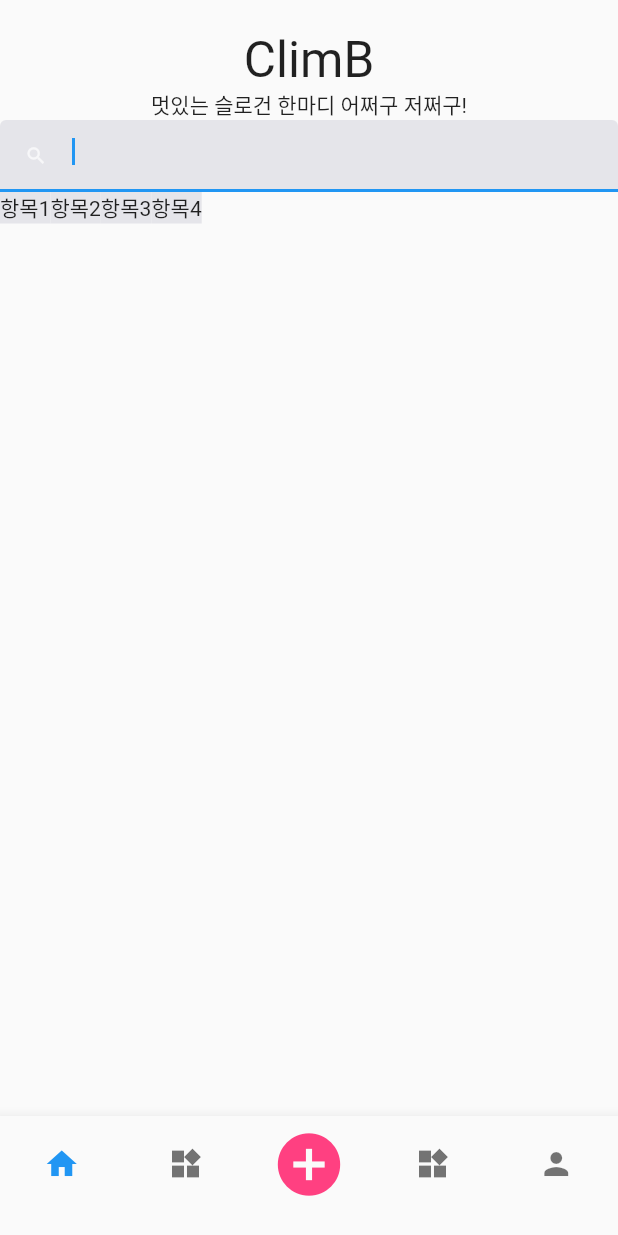
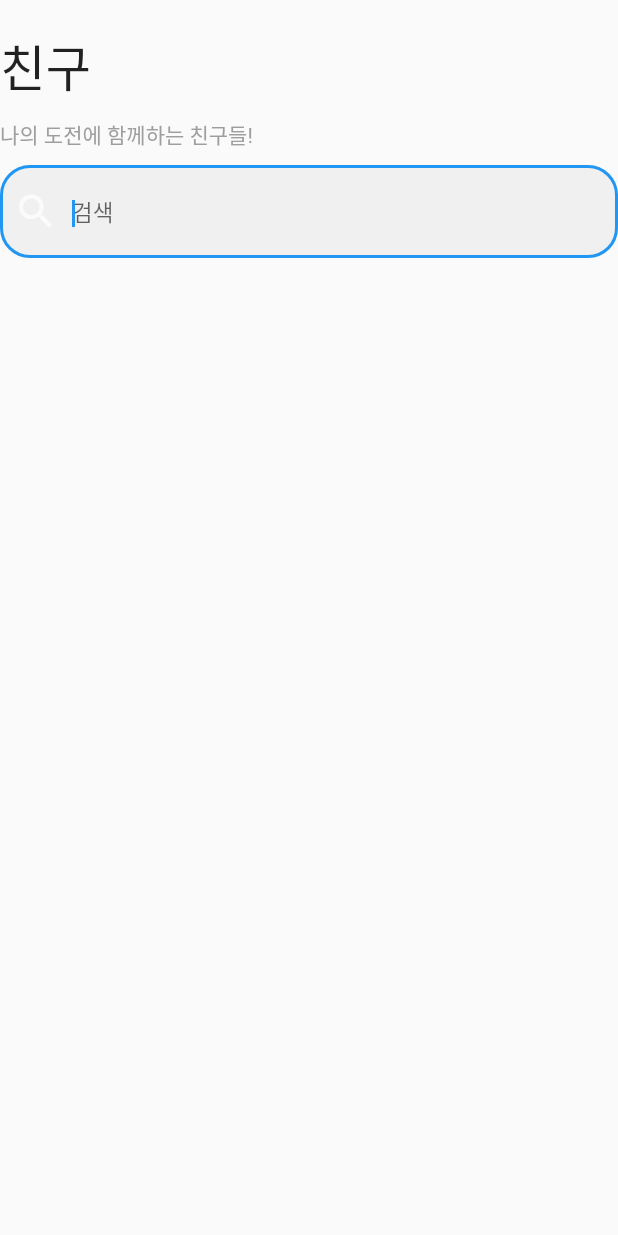
Before and after one commit to JIWON0813/Flutter-Project, a Flutter app: the screen it shows after launch, on a phone screen of 412 x 824 dp. Run offline on Flutter 3.47's test engine with Material 2 defaults, Android fonts, the phone set to English and light mode, and no system bars; missing offline and left inert: kakao_flutter_sdk.

Commit message:
feat : add friend and main

```diff
--- a/lib/home.dart
+++ b/lib/home/home.dart
@@ -1,3 +1,4 @@
+import 'package:climing/home/home_item.dart';
 import 'package:flutter/cupertino.dart';
 import 'package:flutter/material.dart';
 
@@ -19,7 +20,7 @@ class _HomeState extends State<Home> {
   Widget build(BuildContext context) {
     return Scaffold(
         body: Column(
-          mainAxisAlignment: MainAxisAlignment.start,
+          crossAxisAlignment: CrossAxisAlignment.start,
           children: [
             SizedBox(height: 20),
             Text("ClimB", style: TextStyle(fontSize: 33)),
@@ -28,23 +29,39 @@ class _HomeState extends State<Home> {
               style: TextStyle(fontSize: 15),
               autofocus: true,
               decoration: InputDecoration(
+                hintText: '검색어를 입력하세요',
                 filled: true,
                 fillColor: CupertinoColors.systemGrey5,
+                border: OutlineInputBorder(
+                  borderRadius: BorderRadius.circular(20), // 원하는 값을 지정하여 둥글게 조절
+                ),
                 prefixIcon: Icon(
                   Icons.search,
                   color: Colors.white70,
-                  size: 15,
+                  size: 30,
                 )
               ),
             ),
-            Row(
-              children: [
-                Container(color: CupertinoColors.systemGrey5, child: Text("항목1"),),
-                Container(color: CupertinoColors.systemGrey5, child: Text("항목2"),),
-                Container(color: CupertinoColors.systemGrey5, child: Text("항목3"),),
-                Container(color: CupertinoColors.systemGrey5, child: Text("항목4"),),
-              ],
-            )
+            Expanded(
+              child: GridView.builder(
+                gridDelegate: SliverGridDelegateWithFixedCrossAxisCount(
+                  crossAxisCount: 4,
+                  childAspectRatio: 1.0,
+                ),
+                itemCount: 4,
+                itemBuilder: (BuildContext context, int index) {
+                  return Padding(
+                    padding: EdgeInsets.all(10.0), // 원하는 padding 값을 지정
+                    child: LayoutBuilder(
+                      builder: (BuildContext context, BoxConstraints constraints) {
+                        double itemSize = constraints.maxWidth / 4; // 너비를 기반으로 항목의 크기 동적으로 계산 (반영이 안됌..)
+                        return HomeItem(itemSize: itemSize,color: Colors.indigoAccent, borderRadius: 20, message: '항목${index+1}');
+                      },
+                    ),
+                  );
+                },
+              )
+            ),
           ],
         ),
         bottomNavigationBar: BottomNavigationBar(
--- a/lib/login/login.dart
+++ b/lib/login/login.dart
@@ -3,7 +3,7 @@ import 'package:climing/login/oauth.dart';
 import 'package:flutter/material.dart';
 import 'package:http/http.dart' as http;
 
-import '../home.dart';
+import '../home/home.dart';
 
 class Login extends StatelessWidget {
 
--- a/lib/main.dart
+++ b/lib/main.dart
@@ -1,6 +1,8 @@
+import 'package:climing/sns/friends/friends_main.dart';
+import 'package:climing/video/my_video.dart';
 import 'package:flutter/material.dart';
 import 'package:kakao_flutter_sdk/kakao_flutter_sdk.dart';
-import 'home.dart';
+import 'home/home.dart';
 import 'login/loading.dart';
 
 void main() {
@@ -12,7 +14,7 @@ class MyApp extends StatelessWidget {
   @override
   Widget build(BuildContext context) {
     return MaterialApp(
-      home: Home(), //SplashScreen(),
+      home: FriendsMain(), //SplashScreen(),
     );
   }
 }
--- /dev/null
+++ b/lib/sns/friends/friends_main.dart
@@ -0,0 +1,54 @@
+import 'package:flutter/cupertino.dart';
+import 'package:flutter/material.dart';
+
+class FriendsMain extends StatefulWidget{
+  _FriendsMainState createState() => _FriendsMainState();
+}
+
+class _FriendsMainState extends State<FriendsMain> {
+  final TextEditingController _filter = TextEditingController();
+  FocusNode focusNode = FocusNode();
+  String _searchText = "";
+
+  _FriendsMainState(){
+    _filter.addListener(() {
+      setState(() {
+        _searchText = _filter.text;
+      });
+    });
+  }
+
+  @override
+  Widget build(BuildContext context) {
+    return Scaffold(
+      body: Column(
+        crossAxisAlignment: CrossAxisAlignment.start,
+        children: [
+          SizedBox(height: 20),
+          Text("친구", style: TextStyle(fontSize: 33), textAlign: TextAlign.left),
+          SizedBox(height: 10),
+          Text("나의 도전에 함께하는 친구들!", style: TextStyle(color: Colors.grey), textAlign: TextAlign.left),
+          SizedBox(height: 10),
+          TextField(
+            style: TextStyle(fontSize: 15),
+            autofocus: true,
+            decoration: InputDecoration(
+                hintText: '검색',
+                filled: true,
+                //fillColor: CupertinoColors.systemGrey5,
+                border: OutlineInputBorder(
+                  borderSide: BorderSide(color: Colors.pinkAccent),
+                  borderRadius: BorderRadius.circular(20), // 원하는 값을 지정하여 둥글게 조절
+                ),
+                prefixIcon: Icon(
+                  Icons.search,
+                  color: Colors.white70,
+                  size: 30,
+                )
+            ),
+          ),
+        ],
+      ),
+    );
+  }
+}
```
Also changed, not shown: lib/home/home_item.dart (added, +30 -0 lines), pubspec.yaml (+1 -68 lines), 1 other file.
